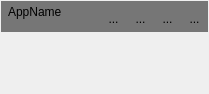
The window that PhotoViewer/frameless.ui (simfeo/MobilePhotoViewer) describes before a commit, drawn with Qt 5.
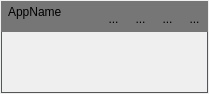
The same window after the commit. Icons and pictures are not drawn. Custom widgets are drawn as their Qt base class.

Diff of the .ui file:
```diff
--- a/PhotoViewer/frameless.ui
+++ b/PhotoViewer/frameless.ui
@@ -31,6 +31,13 @@
    </property>
    <item>
     <widget class="QWidget" name="container" native="true">
+     <property name="styleSheet">
+      <string notr="true">#container{
+    border-width: 1px;
+    border-style: solid;
+    border-color: rgb(84, 86, 88);
+}</string>
+     </property>
      <layout class="QVBoxLayout" name="verticalLayout_8" stretch="0,1">
       <property name="spacing">
        <number>0</number>
```
